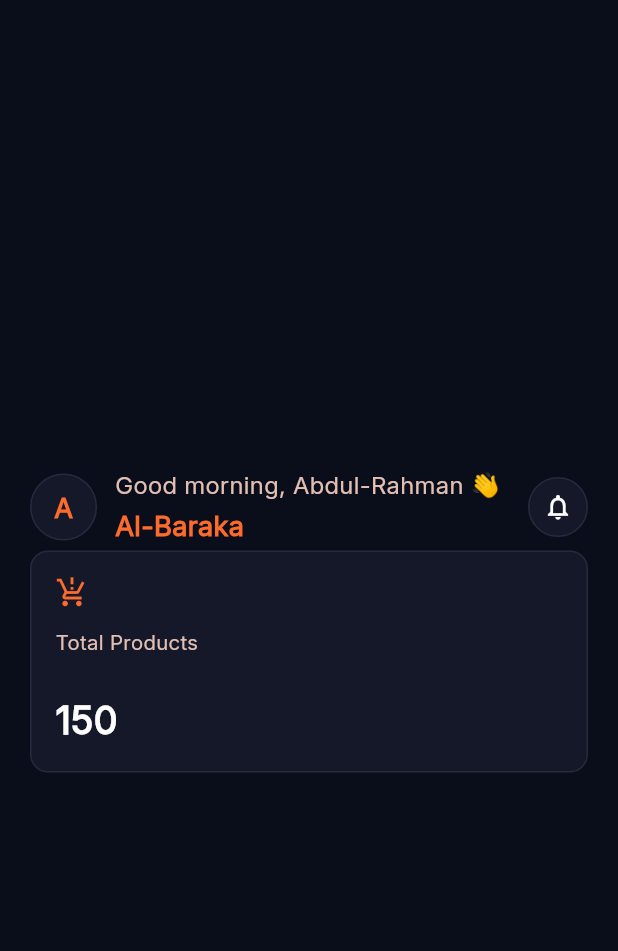
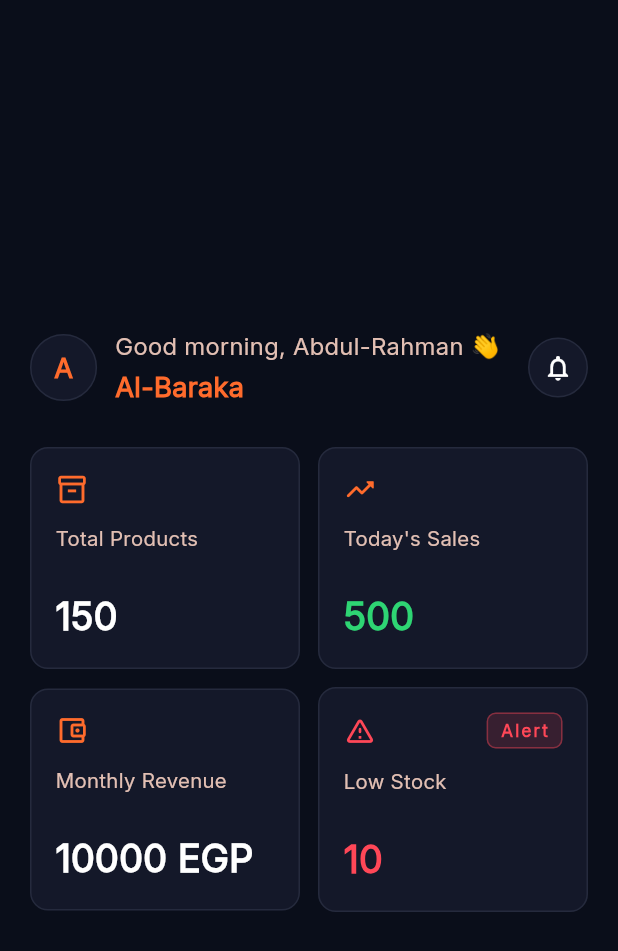
Before and after one commit to AbdelrahmanSiam/stock_mate, a Flutter app: the DashboardView screen opened by its route, on a phone screen of 412 x 824 dp. Shown: the top 951 px of the screen. Run offline on Flutter 3.47's test engine with Material 3 defaults, Android fonts, the phone set to English and light mode, and no system bars; our stand-ins replace bloc, cloud_firestore, dartz, firebase_auth, firebase_core, flutter_bloc and 5 more; accounts and stored records are empty.

Commit message:
Finish StatCardsGrid

```diff
--- a/lib/features/dashboard/presentation/views/widgets/dashboard_view_body.dart
+++ b/lib/features/dashboard/presentation/views/widgets/dashboard_view_body.dart
@@ -1,15 +1,16 @@
 import 'package:flutter/cupertino.dart';
 import 'package:flutter/material.dart';
 import 'package:stock_mate/core/utils/widgets/custom_view_body.dart';
+import 'package:stock_mate/features/dashboard/domain/entites/dashboard_entity.dart';
 import 'package:stock_mate/features/dashboard/presentation/views/widgets/dashboard_header_widget.dart';
-import 'package:stock_mate/features/dashboard/presentation/views/widgets/stat_card_widget.dart';
+import 'package:stock_mate/features/dashboard/presentation/views/widgets/stat_cards_grid.dart';
 
 class DashboardViewBody extends StatelessWidget {
   const DashboardViewBody({super.key});
 
   @override
   Widget build(BuildContext context) {
-    return CustomViewBody(
+    return  CustomViewBody(
       widget: Column(
           children: [
             Spacer(),
@@ -17,10 +18,14 @@ class DashboardViewBody extends StatelessWidget {
               displayName: 'Abdul-Rahman',
               shopName: 'Al-Baraka',
             ),
-          StatCardWidget(
-            icon: Icons.production_quantity_limits,
-            title: 'Total Products',
-            value: '150',
+            SizedBox(height: 24),
+            StatCardsGrid(
+              dashboard: DashboardEntity(
+                totalProducts: 150,
+                todaySales: 500,
+                monthlyRevenue: 10000,
+                lowStockCount: 10,
+              ),
             ),
             Spacer(),
           ],
--- a/lib/features/dashboard/presentation/views/widgets/stat_card_widget.dart
+++ b/lib/features/dashboard/presentation/views/widgets/stat_card_widget.dart
@@ -38,7 +38,13 @@ class StatCardWidget extends StatelessWidget {
             Row(
               mainAxisAlignment: MainAxisAlignment.spaceBetween,
               children: [
-                Icon(icon, color: AppColorsDarkMode.primary, size: 22),
+                Icon(
+                  icon,
+                  color: showAlertBadge
+                      ? AppColorsDarkMode.error
+                      : AppColorsDarkMode.primary,
+                  size: 22,
+                ),
                 if (showAlertBadge) AlertBadge(),
               ],
             ),
--- a/lib/features/dashboard/presentation/views/widgets/stat_cards_grid.dart
+++ b/lib/features/dashboard/presentation/views/widgets/stat_cards_grid.dart
@@ -11,31 +11,42 @@ class StatCardsGrid extends StatelessWidget {
 
   @override
   Widget build(BuildContext context) {
-    return GridView.count(
-      crossAxisCount: 2,
-      shrinkWrap: true,
-      physics: const NeverScrollableScrollPhysics(),
-      crossAxisSpacing: 12,
-      mainAxisSpacing: 12,
-      childAspectRatio: 1.2,
+    return Column(
       children: [
-        StatCardWidget(
+        Row(
+          children: [
+            Expanded(
+              child: StatCardWidget(
                 icon: Icons.inventory_2_outlined,
                 title: S.of(context).totalProducts,
                 value: '${dashboard.totalProducts}',
               ),
-        StatCardWidget(
+            ),
+            const SizedBox(width: 12),
+            Expanded(
+              child: StatCardWidget(
                 icon: Icons.trending_up_rounded,
                 title: S.of(context).todaySales,
                 value: '${dashboard.todaySales}',
                 valueColor: AppColorsDarkMode.success,
               ),
-        StatCardWidget(
+            ),
+          ],
+        ),
+        const SizedBox(height: 12),
+        Row(
+          children: [
+            Expanded(
+              child: StatCardWidget(
                 icon: Icons.account_balance_wallet_outlined,
                 title: S.of(context).monthlyRevenue,
-          value: '${dashboard.monthlyRevenue.toStringAsFixed(0)} ${S.of(context).egp}',
+                value:
+                    '${dashboard.monthlyRevenue.toStringAsFixed(0)} ${S.of(context).egp}',
               ),
-        StatCardWidget(
+            ),
+            const SizedBox(width: 12),
+            Expanded(
+              child: StatCardWidget(
                 icon: Icons.warning_amber_rounded,
                 title: S.of(context).lowStock,
                 value: '${dashboard.lowStockCount}',
@@ -45,6 +56,9 @@ class StatCardsGrid extends StatelessWidget {
                   // go to products screen with low stock filter
                 },
               ),
+            ),
+          ],
+        ),
       ],
     );
   }
```
Lines whose indentation alone changed are shown as unchanged.
